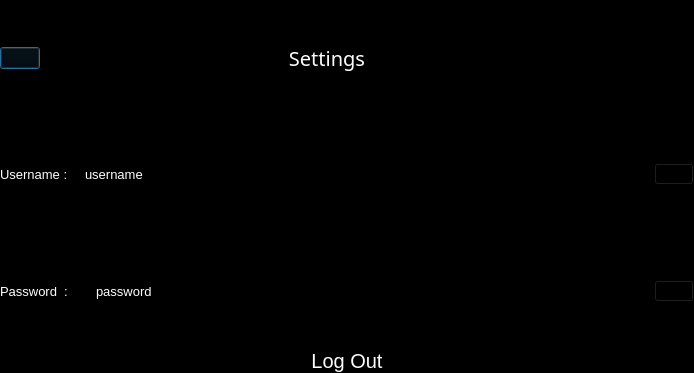
This is gui/Final_Project_PTI08_SettingsPage.ui in PatrickTheNightOwl/Final-Project-PTI08 as Qt 5 draws it before an edit. The edited form follows.
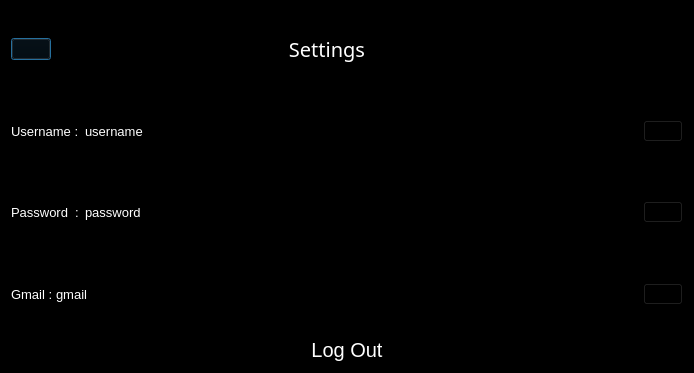
This is the edited form. Icons and pictures are not drawn.

What changed in the file:
```diff
--- a/gui/Final_Project_PTI08_SettingsPage.ui
+++ b/gui/Final_Project_PTI08_SettingsPage.ui
@@ -22,22 +22,7 @@
   <property name="styleSheet">
    <string notr="true">background-color:black;</string>
   </property>
-  <layout class="QVBoxLayout" name="verticalLayout" stretch="0,0,0,2">
-   <property name="spacing">
-    <number>0</number>
-   </property>
-   <property name="leftMargin">
-    <number>0</number>
-   </property>
-   <property name="topMargin">
-    <number>0</number>
-   </property>
-   <property name="rightMargin">
-    <number>0</number>
-   </property>
-   <property name="bottomMargin">
-    <number>0</number>
-   </property>
+  <layout class="QVBoxLayout" name="verticalLayout">
    <item>
     <layout class="QHBoxLayout" name="horizontalLayout_5" stretch="0,0,5,0">
      <property name="spacing">
@@ -274,6 +259,87 @@
      </item>
     </layout>
    </item>
+   <item>
+    <layout class="QHBoxLayout" name="usernamelayout_2">
+     <property name="spacing">
+      <number>0</number>
+     </property>
+     <item>
+      <widget class="QWidget" name="usernamewidget_2" native="true">
+       <layout class="QHBoxLayout" name="horizontalLayout_2" stretch="0,1,0,0">
+        <property name="spacing">
+         <number>0</number>
+        </property>
+        <property name="leftMargin">
+         <number>0</number>
+        </property>
+        <property name="topMargin">
+         <number>0</number>
+        </property>
+        <property name="rightMargin">
+         <number>0</number>
+        </property>
+        <property name="bottomMargin">
+         <number>0</number>
+        </property>
+        <item>
+         <widget class="QLabel" name="gmail_title">
+          <property name="styleSheet">
+           <string notr="true">font:10pt;
+color:white;</string>
+          </property>
+          <property name="text">
+           <string>Gmail : </string>
+          </property>
+         </widget>
+        </item>
+        <item>
+         <widget class="QLabel" name="gmail_exist">
+          <property name="styleSheet">
+           <string notr="true">font:10pt;
+color:white;
+</string>
+          </property>
+          <property name="text">
+           <string>gmail</string>
+          </property>
+         </widget>
+        </item>
+        <item>
+         <spacer name="horizontalSpacer_5">
+          <property name="orientation">
+           <enum>Qt::Horizontal</enum>
+          </property>
+          <property name="sizeHint" stdset="0">
+           <size>
+            <width>485</width>
+            <height>20</height>
+           </size>
+          </property>
+         </spacer>
+        </item>
+        <item>
+         <widget class="QPushButton" name="editbutton_3">
+          <property name="text">
+           <string/>
+          </property>
+          <property name="icon">
+           <iconset>
+            <normaloff>edit icon.png</normaloff>edit icon.png</iconset>
+          </property>
+          <property name="iconSize">
+           <size>
+            <width>50</width>
+            <height>90</height>
+           </size>
+          </property>
+         </widget>
+        </item>
+       </layout>
+      </widget>
+     </item>
+    </layout>
+   </item>
    <item>
     <layout class="QVBoxLayout" name="LogoutWidget">
      <property name="spacing">
```
